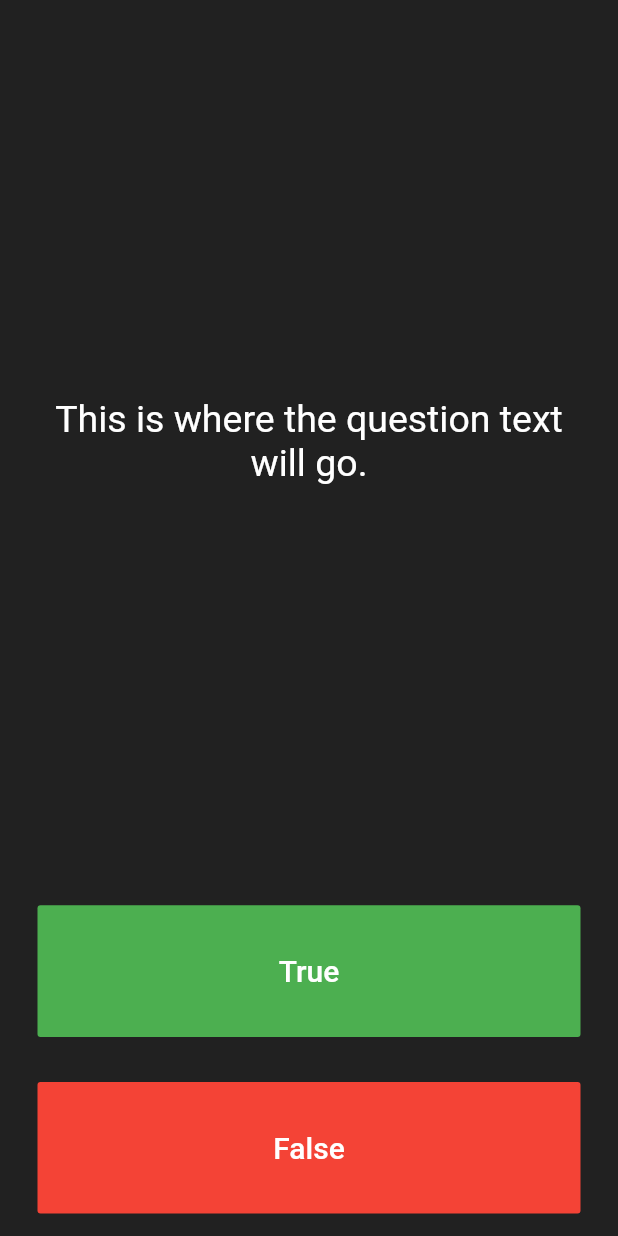
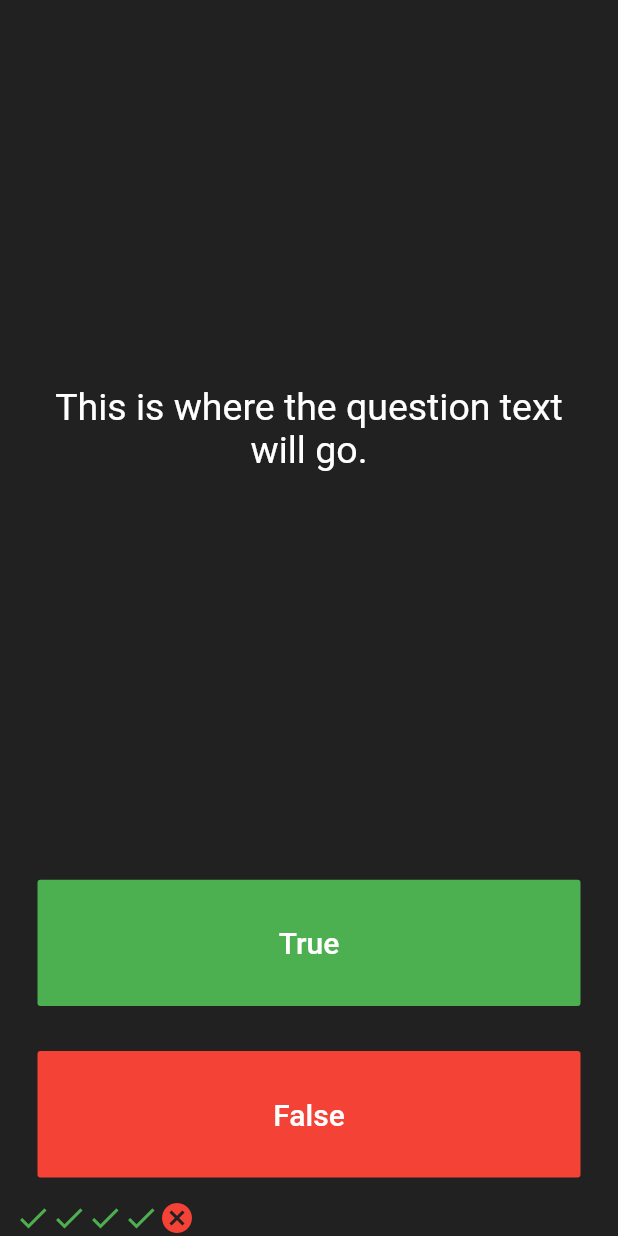
Before and after one commit to Mr-Perfectuz/quizzler, a Flutter app: the screen it shows after launch, after a tap on "True", on a phone screen of 412 x 824 dp. Run offline on Flutter 3.47's test engine with Material 2 defaults, Android fonts, the phone set to English and light mode, and no system bars.

Commit message:
Main widgets have been updated

```diff
--- a/lib/main.dart
+++ b/lib/main.dart
@@ -61,6 +61,13 @@ class _QuizPageState extends State<QuizPage> {
                 ),
               ),
               onPressed: () {
+                setState(() {
+                  Icon(
+                    Icons.check,
+                    color: Colors.green,
+                  );
+                });
+
                 //The user picked true.
               },
             ),
@@ -84,6 +91,31 @@ class _QuizPageState extends State<QuizPage> {
             ),
           ),
         ),
+        Row(
+          children: <Widget>[
+            Icon(
+              Icons.check,
+              color: Colors.green,
+            ),
+            Icon(
+              Icons.check,
+              color: Colors.green,
+            ),
+            Icon(
+              Icons.check,
+              color: Colors.green,
+            ),
+            Icon(
+              Icons.check,
+              color: Colors.green,
+            ),
+            Icon(
+              Icons.cancel,
+              color: Colors.red,
+            ),
+          ],
+        ),
+
         //TODO: Add a Row here as your score keeper
       ],
     );
```
